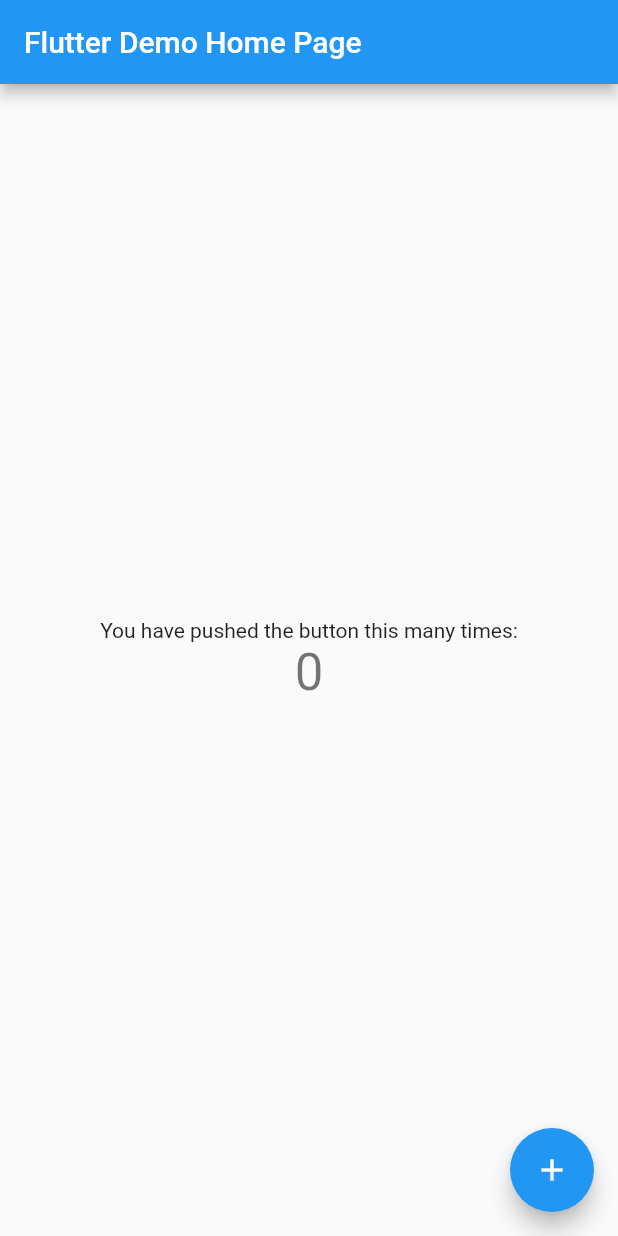
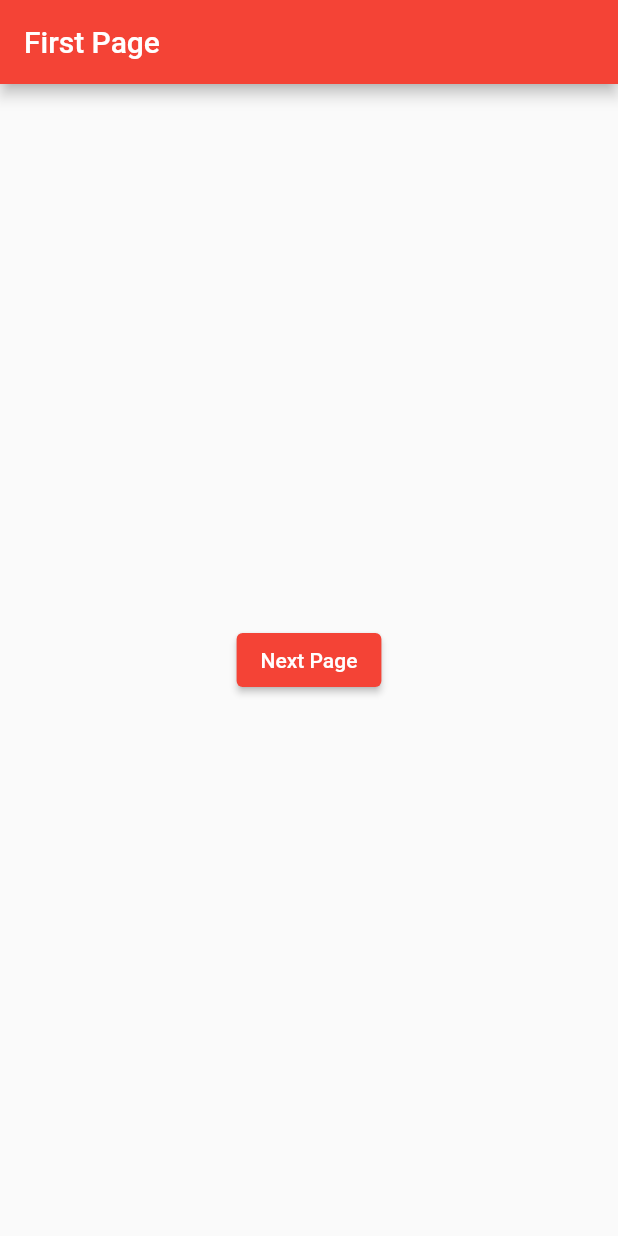
Before and after one commit to ThunderboltRiver/flutter_application_1, a Flutter app: the screen it shows after launch, on a phone screen of 412 x 824 dp. Run offline on Flutter 3.47's test engine with Material 2 defaults, Android fonts, the phone set to English and light mode, and no system bars.

Commit message:
画面遷移の学習

```diff
--- /dev/null
+++ b/lib/first_page.dart
@@ -0,0 +1,23 @@
+import 'package:flutter/material.dart';
+import 'package:flutter_application_1/second_page.dart';
+
+class FirstPage extends StatelessWidget {
+  @override
+  Widget build(BuildContext context) {
+    return Scaffold(
+      appBar: AppBar(
+        title: const Text('First Page'),
+      ),
+      body: Center(
+          child: ElevatedButton(
+        child: const Text('Next Page'),
+        onPressed: () {
+          Navigator.push(
+              context,
+              MaterialPageRoute(
+                  builder: (context) => SecondPage(), fullscreenDialog: true));
+        },
+      )),
+    );
+  }
+}
--- a/lib/main.dart
+++ b/lib/main.dart
@@ -1,4 +1,5 @@
 import 'package:flutter/material.dart';
+import 'first_page.dart';
 
 void main() {
   runApp(const MyApp());
@@ -22,94 +23,9 @@ class MyApp extends StatelessWidget {
         // or simply save your changes to "hot reload" in a Flutter IDE).
         // Notice that the counter didn't reset back to zero; the application
         // is not restarted.
-        primarySwatch: Colors.blue,
+        primarySwatch: Colors.red,
       ),
-      home: const MyHomePage(title: 'Flutter Demo Home Page'),
+      home: FirstPage(),
     );
   }
 }
-
-class MyHomePage extends StatefulWidget {
-  const MyHomePage({Key? key, required this.title}) : super(key: key);
-
-  // This widget is the home page of your application. It is stateful, meaning
-  // that it has a State object (defined below) that contains fields that affect
-  // how it looks.
-
-  // This class is the configuration for the state. It holds the values (in this
-  // case the title) provided by the parent (in this case the App widget) and
-  // used by the build method of the State. Fields in a Widget subclass are
-  // always marked "final".
-
-  final String title;
-
-  @override
-  State<MyHomePage> createState() => _MyHomePageState();
-}
-
-class _MyHomePageState extends State<MyHomePage> {
-  int _counter = 0;
-
-  void _incrementCounter() {
-    setState(() {
-      // This call to setState tells the Flutter framework that something has
-      // changed in this State, which causes it to rerun the build method below
-      // so that the display can reflect the updated values. If we changed
-      // _counter without calling setState(), then the build method would not be
-      // called again, and so nothing would appear to happen.
-      _counter++;
-    });
-  }
-
-  @override
-  Widget build(BuildContext context) {
-    // This method is rerun every time setState is called, for instance as done
-    // by the _incrementCounter method above.
-    //
-    // The Flutter framework has been optimized to make rerunning build methods
-    // fast, so that you can just rebuild anything that needs updating rather
-    // than having to individually change instances of widgets.
-    return Scaffold(
-      appBar: AppBar(
-        // Here we take the value from the MyHomePage object that was created by
-        // the App.build method, and use it to set our appbar title.
-        title: Text(widget.title),
-      ),
-      body: Center(
-        // Center is a layout widget. It takes a single child and positions it
-        // in the middle of the parent.
-        child: Column(
-          // Column is also a layout widget. It takes a list of children and
-          // arranges them vertically. By default, it sizes itself to fit its
-          // children horizontally, and tries to be as tall as its parent.
-          //
-          // Invoke "debug painting" (press "p" in the console, choose the
-          // "Toggle Debug Paint" action from the Flutter Inspector in Android
-          // Studio, or the "Toggle Debug Paint" command in Visual Studio Code)
-          // to see the wireframe for each widget.
-          //
-          // Column has various properties to control how it sizes itself and
-          // how it positions its children. Here we use mainAxisAlignment to
-          // center the children vertically; the main axis here is the vertical
-          // axis because Columns are vertical (the cross axis would be
-          // horizontal).
-          mainAxisAlignment: MainAxisAlignment.center,
-          children: <Widget>[
-            const Text(
-              'You have pushed the button this many times:',
-            ),
-            Text(
-              '$_counter',
-              style: Theme.of(context).textTheme.headline4,
-            ),
-          ],
-        ),
-      ),
-      floatingActionButton: FloatingActionButton(
-        onPressed: _incrementCounter,
-        tooltip: 'Increment',
-        child: const Icon(Icons.add),
-      ), // This trailing comma makes auto-formatting nicer for build methods.
-    );
-  }
-}
```
Also changed, not shown: lib/second_page.dart (added, +20 -0 lines).
